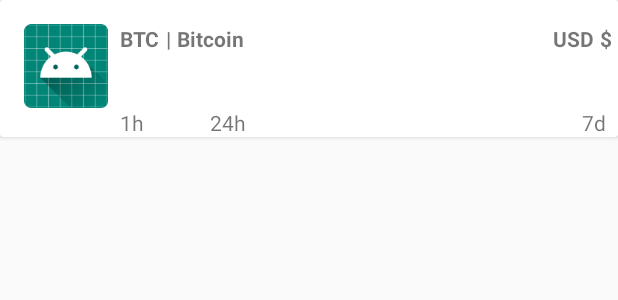
After one commit to techhype/Cryptopediav1, an Android app: the layout coin_layout.xml on its own in the app's theme, with its tools: preview values and no code run, on a phone screen of 412 x 824 dp. The commit adds this screen. Shown: the top 300 px of the screen. Run offline under Robolectric (Android 15) with nearby library versions, the phone set to English and light mode, and no system bars.

Commit message:
Crypto Coins Value Tracker DONE......

```diff
--- /dev/null
+++ b/app/src/main/java/com/example/cryptopedia/Interfaces/ILoadMore.java
@@ -0,0 +1,6 @@
+package com.example.cryptopedia.Interfaces;
+
+public interface ILoadMore {
+
+    void onLoadMore();
+}
--- /dev/null
+++ b/app/src/main/res/layout/coin_layout.xml
@@ -0,0 +1,155 @@
+<?xml version="1.0" encoding="utf-8"?>
+<android.support.v7.widget.CardView xmlns:android="http://schemas.android.com/apk/res/android"
+    android:layout_width="match_parent"
+    android:layout_height="wrap_content"
+    xmlns:app="http://schemas.android.com/apk/res-auto">
+
+    <android.support.constraint.ConstraintLayout
+        android:layout_width="match_parent"
+        android:layout_height="wrap_content">
+
+        <ImageView
+            android:id="@+id/coin_icon"
+            android:layout_marginLeft="16dp"
+            android:layout_marginTop="16dp"
+            android:layout_width="56dp"
+            android:layout_height="56dp"
+            app:layout_goneMarginLeft="16dp"
+            app:layout_goneMarginTop="16dp"
+            app:srcCompat = "@mipmap/ic_launcher"
+            app:layout_constraintTop_toTopOf="parent"
+            app:layout_constraintLeft_toLeftOf="parent"
+            />
+
+        <TextView
+            android:layout_width="0dp"
+            android:layout_height="wrap_content"
+            android:id="@+id/coin_symbol"
+            android:text="BTC"
+            android:textStyle="bold"
+            android:layout_marginBottom="8dp"
+            android:layout_marginStart="8dp"
+            app:layout_constraintTop_toTopOf="@+id/coin_icon"
+            app:layout_constraintStart_toEndOf="@+id/coin_icon"
+            android:layout_marginLeft="8dp"
+            />
+
+
+        <TextView
+            android:layout_width="0dp"
+            android:layout_height="wrap_content"
+            android:id="@+id/coin_divider"
+            android:text="|"
+            android:textStyle="bold"
+            android:layout_marginBottom="8dp"
+            android:layout_marginStart="4dp"
+            app:layout_constraintTop_toTopOf="@+id/coin_icon"
+            app:layout_constraintStart_toEndOf="@+id/coin_symbol"
+            android:layout_marginLeft="4dp"
+            />
+
+
+        <TextView
+            android:layout_width="0dp"
+            android:layout_height="wrap_content"
+            android:id="@+id/coin_name"
+            android:text="Bitcoin"
+            android:textStyle="bold"
+            android:layout_marginBottom="8dp"
+            android:layout_marginStart="4dp"
+            app:layout_constraintTop_toTopOf="@+id/coin_icon"
+            app:layout_constraintStart_toEndOf="@+id/coin_divider"
+            android:layout_marginLeft="4dp"
+            />
+
+        <TextView
+            android:layout_width="0dp"
+            android:layout_height="wrap_content"
+            android:id="@+id/coin_sign"
+            android:text="$"
+            android:textStyle="bold"
+            android:layout_marginBottom="8dp"
+            android:layout_marginStart="4dp"
+            app:layout_constraintTop_toTopOf="@+id/coin_icon"
+            app:layout_constraintStart_toEndOf="@+id/priceUsdText"
+            android:layout_marginLeft="4dp"
+            />
+
+
+        <TextView
+            android:layout_width="wrap_content"
+            android:layout_height="wrap_content"
+            android:id="@+id/priceUsdText"
+            android:text="USD"
+            android:textStyle="bold"
+            android:layout_marginBottom="8dp"
+            android:layout_marginEnd = "16dp"
+            app:layout_constraintTop_toTopOf="@+id/coin_icon"
+            app:layout_constraintEnd_toEndOf="parent"
+            app:layout_constraintRight_toRightOf="parent"
+            android:layout_marginLeft="4dp"
+            android:layout_marginRight="16dp"
+            />
+
+
+        <TextView
+            android:layout_width="wrap_content"
+            android:layout_height="wrap_content"
+            android:id="@+id/oneHourText"
+            android:text="1h"
+            android:layout_marginLeft="8dp"
+            app:layout_constraintStart_toEndOf="@+id/coin_icon"
+            app:layout_constraintTop_toBottomOf="@+id/coin_icon"/>
+
+        <TextView
+            android:layout_width="0dp"
+            android:layout_height="wrap_content"
+            android:id="@+id/percentChange1hText"
+            android:layout_marginLeft="8dp"
+            android:layout_marginStart="8dp"
+            android:textColor="@color/colorPrimary"
+            app:layout_constraintStart_toEndOf="@+id/oneHourText"
+            app:layout_constraintTop_toBottomOf="@+id/coin_icon"/>
+
+        <TextView
+            android:layout_width="wrap_content"
+            android:layout_height="wrap_content"
+            android:id="@+id/twentyFourHourText"
+            android:text="24h"
+            android:layout_marginLeft="36dp"
+            android:layout_marginStart="36dp"
+            app:layout_constraintStart_toEndOf="@+id/percentChange1hText"
+            app:layout_constraintTop_toBottomOf="@+id/coin_icon"/>
+
+        <TextView
+            android:layout_width="0dp"
+            android:layout_height="wrap_content"
+            android:id="@+id/percentChange24hText"
+            android:layout_marginLeft="8dp"
+            android:layout_marginStart="8dp"
+            android:textColor="@color/colorPrimary"
+            app:layout_constraintStart_toEndOf="@+id/twentyFourHourText"
+            app:layout_constraintTop_toBottomOf="@+id/coin_icon"/>
+
+        <TextView
+            android:layout_width="wrap_content"
+            android:layout_height="wrap_content"
+            android:id="@+id/sevenDayText"
+            android:text="7d"
+            android:layout_marginEnd="8dp"
+            app:layout_constraintEnd_toStartOf="@+id/percentChange7dText"
+            app:layout_constraintTop_toBottomOf="@+id/coin_icon"/>
+
+        <TextView
+            android:layout_width="0dp"
+            android:layout_height="wrap_content"
+            android:id="@+id/percentChange7dText"
+            android:layout_marginLeft="8dp"
+            android:layout_marginStart="8dp"
+            android:textColor="@color/colorPrimary"
+            app:layout_constraintEnd_toEndOf="parent"
+            app:layout_constraintTop_toBottomOf="@+id/coin_icon"/>
+
+    </android.support.constraint.ConstraintLayout>
+
+</android.support.v7.widget.CardView>
```
Also changed, not shown: app/build.gradle (+13 -0 lines), app/src/main/AndroidManifest.xml (+6 -1 lines), app/src/main/java/com/example/cryptopedia/Activities/CryptoActivity.java (added, +145 -0 lines), app/src/main/java/com/example/cryptopedia/Activities/Home.java (+9 -0 lines), app/src/main/java/com/example/cryptopedia/Adapters/CoinAdapter.java (added, +105 -0 lines), app/src/main/java/com/example/cryptopedia/Adapters/CoinViewHolder.java (added, +31 -0 lines), app/src/main/java/com/example/cryptopedia/Adapters/LoadingViewHolder.java (added, +20 -0 lines), app/src/main/java/com/example/cryptopedia/Models/CoinModel.java (added, +96 -0 lines), app/src/main/res/drawable/ic_info_black_24dp.xml (added, +9 -0 lines), app/src/main/res/layout/activity_crypto.xml (added, +18 -0 lines), app/src/main/res/layout/app_bar_home.xml (+8 -0 lines), app/src/main/res/layout/loading_layout.xml (added, +13 -0 lines).
